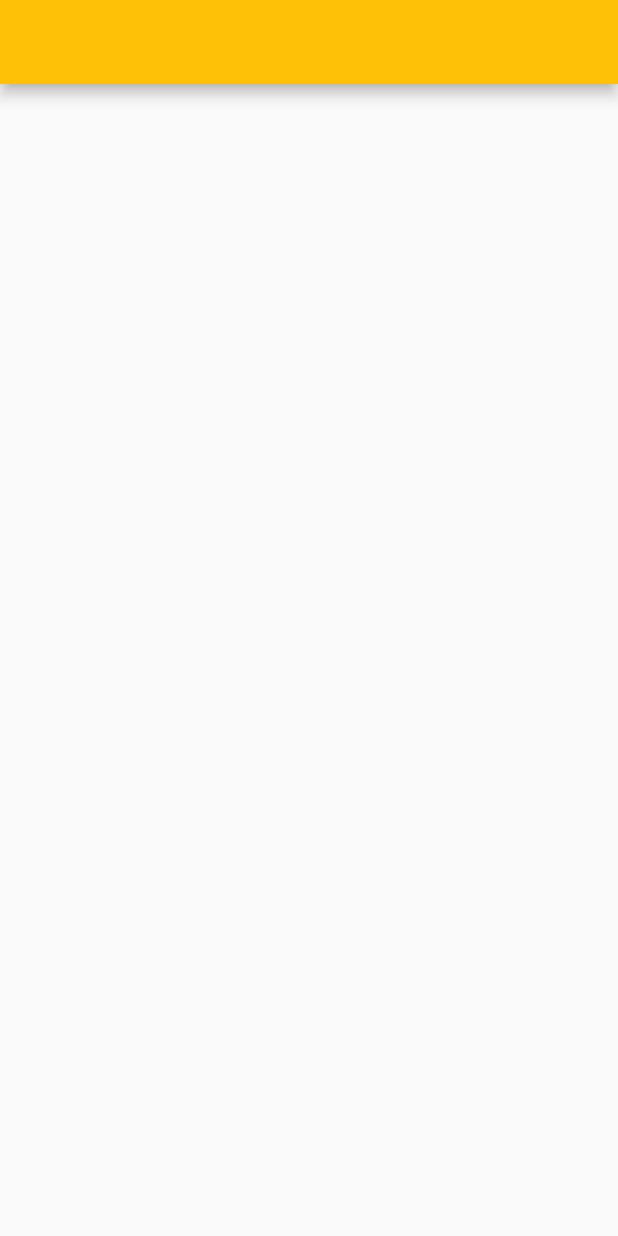
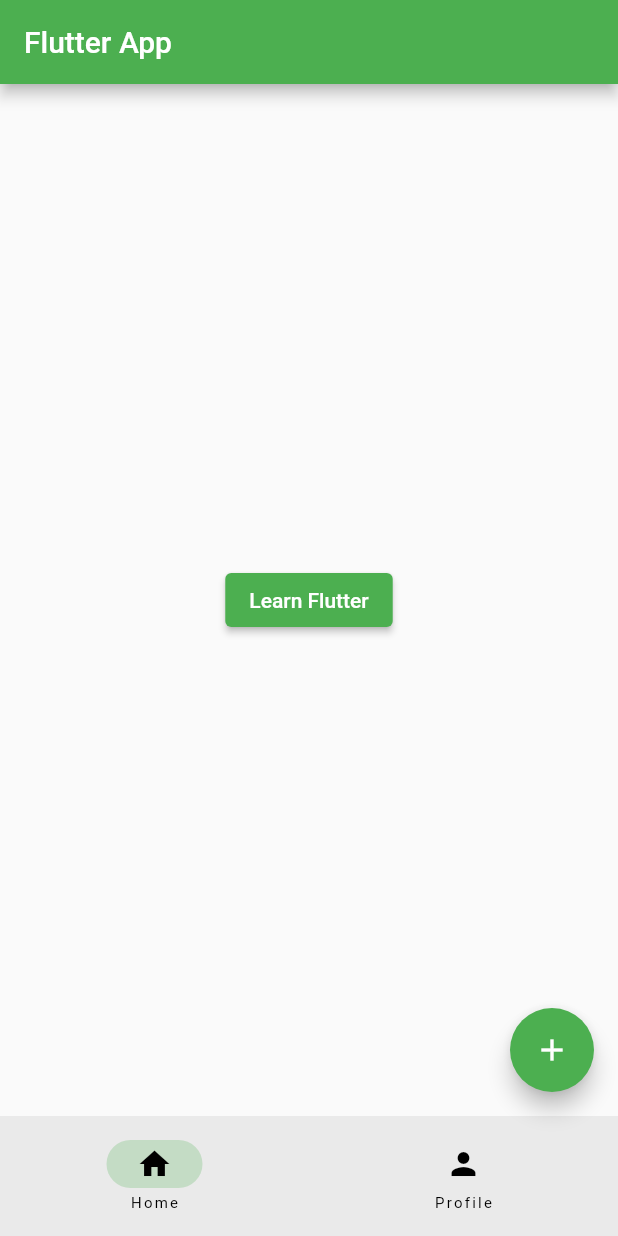
Before and after one commit to ThevinduD/flutter_application_1, a Flutter app: the screen it shows after launch, on a phone screen of 412 x 824 dp. Run offline on Flutter 3.47's test engine with Material 3 defaults, Android fonts, the phone set to English and light mode, and no system bars.

Commit message:
Feat: Develop the home page

```diff
--- /dev/null
+++ b/lib/home_page.dart
@@ -0,0 +1,12 @@
+import 'package:flutter/material.dart';
+
+class HomePage extends StatelessWidget {
+  const HomePage({super.key});
+
+  @override
+  Widget build(BuildContext context) {
+    return Center(
+      child: ElevatedButton(onPressed: () {}, child: Text('Learn Flutter')),
+    );
+  }
+}
--- a/lib/main.dart
+++ b/lib/main.dart
@@ -1,4 +1,5 @@
 import 'package:flutter/material.dart';
+import 'package:flutter_application_1/home_page.dart';
 
 void main() {
   runApp(const MyApp());
@@ -11,10 +12,7 @@ class MyApp extends StatelessWidget {
   Widget build(BuildContext context) {
     return MaterialApp(
       debugShowCheckedModeBanner: false,
-      theme: ThemeData(
-        useMaterial3: false,
-        primarySwatch: Colors.amber,
-      ),
+      theme: ThemeData(useMaterial3: false, primarySwatch: Colors.green),
       home: RootPage(),
     );
   }
@@ -28,10 +26,31 @@ class RootPage extends StatefulWidget {
 }
 
 class _RootPageState extends State<RootPage> {
+  int currentPage = 0;
+
   @override
   Widget build(BuildContext context) {
     return Scaffold(
-      appBar: AppBar(),
+      appBar: AppBar(title: const Text('Flutter App')),
+      body: const HomePage(),
+      floatingActionButton: FloatingActionButton(
+        onPressed: () {
+          debugPrint('Floating Action Button');
+        },
+        child: const Icon(Icons.add),
+      ),
+      bottomNavigationBar: NavigationBar(
+        destinations: const [
+          NavigationDestination(icon: Icon(Icons.home), label: 'Home'),
+          NavigationDestination(icon: Icon(Icons.person), label: 'Profile'),
+        ],
+        onDestinationSelected: (int index){
+          setState(() {
+            currentPage = index;
+          });
+        },
+        selectedIndex: currentPage,
+      ),
     );
   }
 }
```
Also changed, not shown: lib/learn_flutter_page.dart (added).
